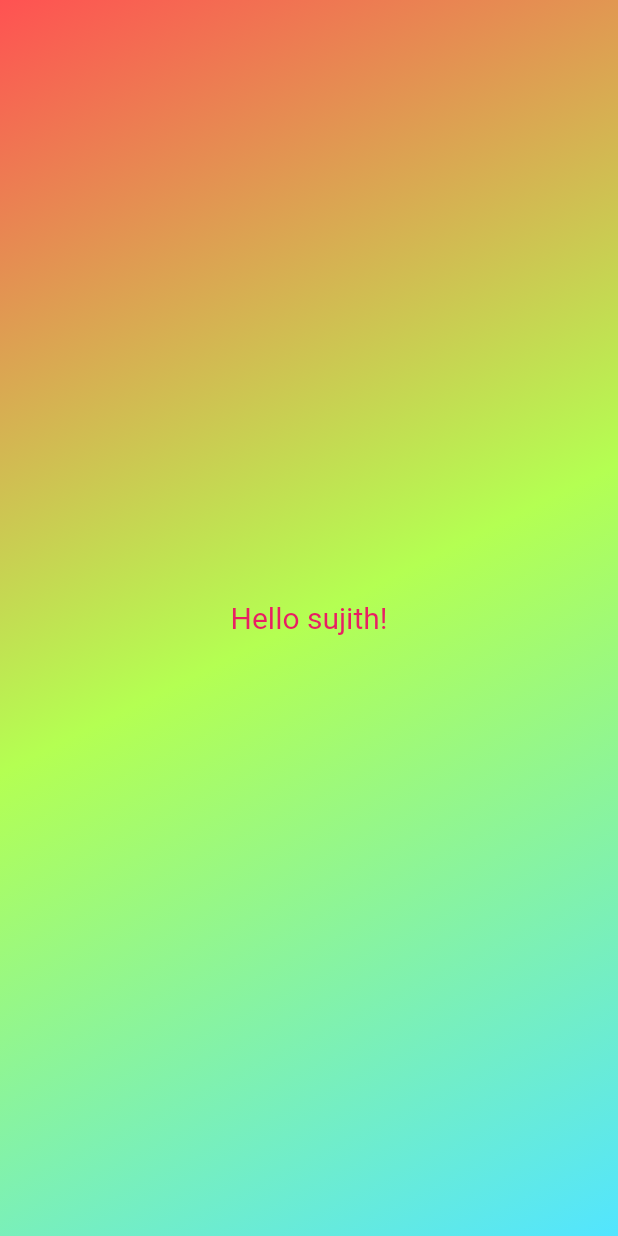
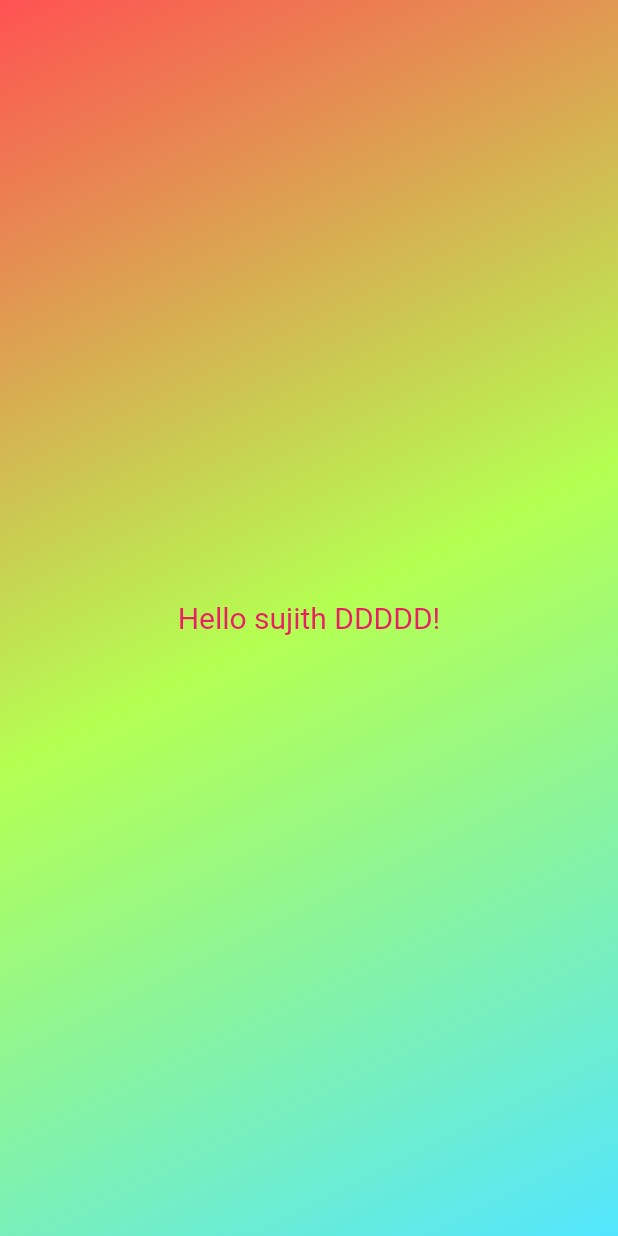
Before and after one commit to Sujithskk/fluttter, a Flutter app: the screen it shows after launch, on a phone screen of 412 x 824 dp. Run offline on Flutter 3.47's test engine with Material 2 defaults, Android fonts, the phone set to English and light mode, and no system bars.

Commit message:
Changed Text

```diff
--- a/lib/gradient_container.dart
+++ b/lib/gradient_container.dart
@@ -21,7 +21,7 @@ class GradientContainer extends StatelessWidget {
       ),
       child: const Center(
         child: Text(
-          'Hello sujith!',
+          'Hello sujith DDDDD!',
           style: TextStyle(
             color: Colors.pink,
             fontSize: 20,
```
